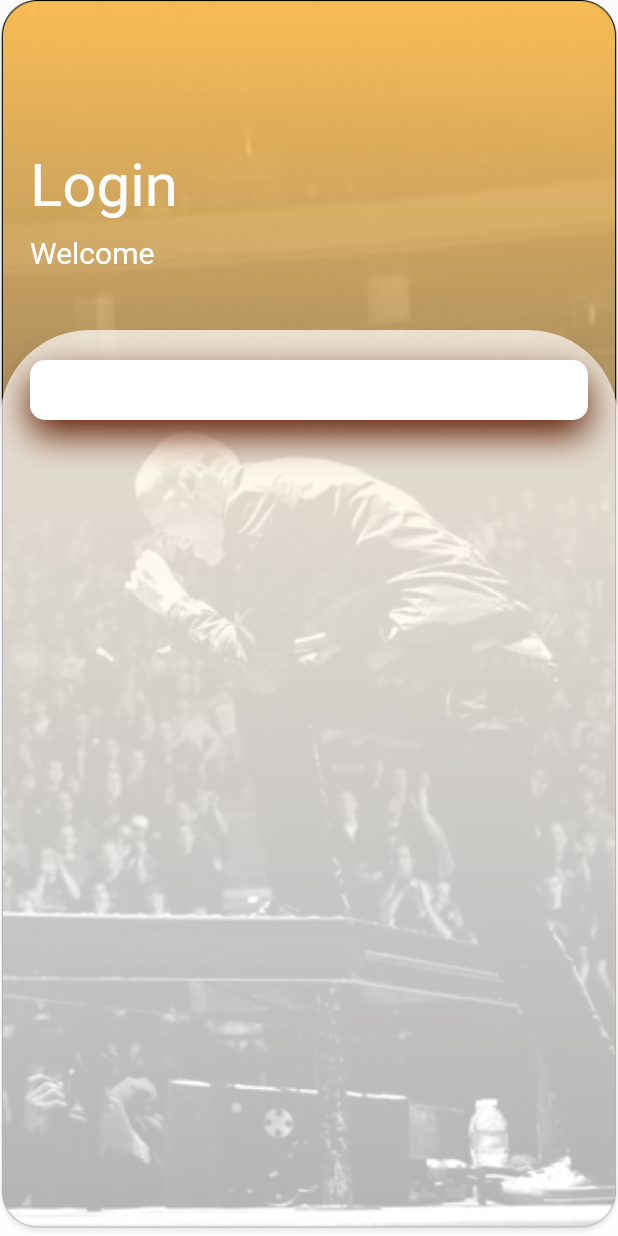
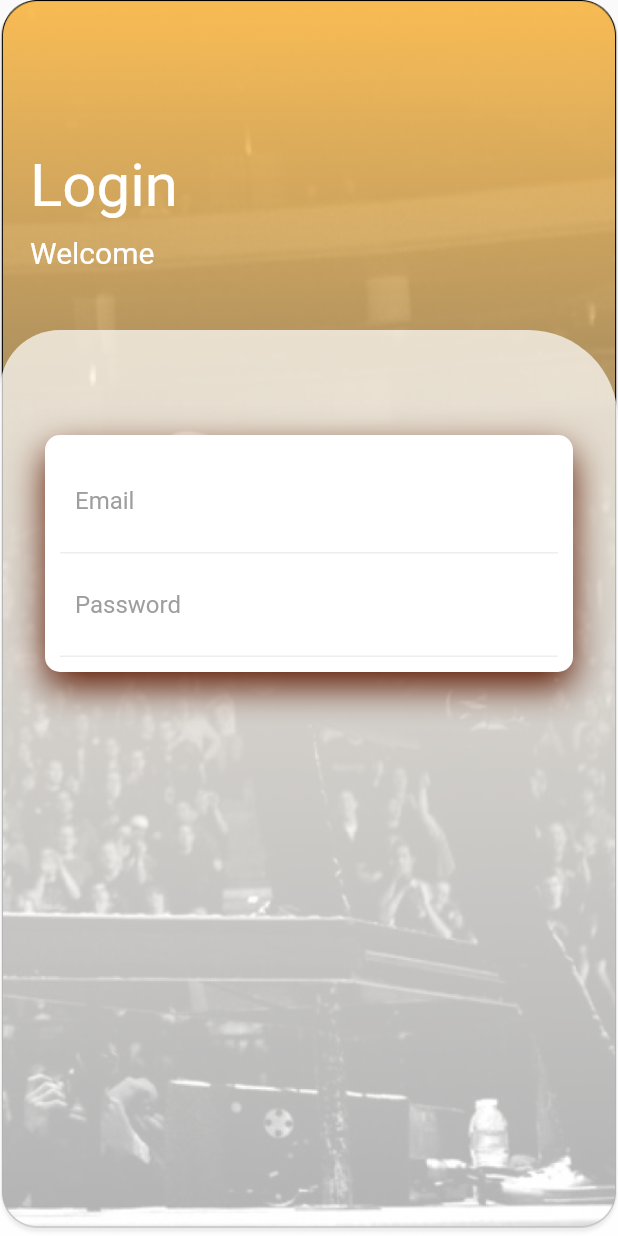
Before and after one commit to ErickJBS/setlist-hero-fl, a Flutter app: the screen it shows after launch, after a tap on "Ir a Login screen", on a phone screen of 412 x 824 dp. Run offline on Flutter 3.47's test engine with Material 2 defaults, Android fonts, the phone set to English and light mode, and no system bars.

Commit message:
Campos de texto Email & Password
Se añadieron los respectivos campos de texto para el email y la contraseña, y ligeras modificaciones a las separaciones delos contenedores

```diff
--- a/lib/screens/login/index.dart
+++ b/lib/screens/login/index.dart
@@ -41,14 +41,15 @@ class _LoginScreenState extends State<LoginScreen> {
               child: Container(
                 decoration: BoxDecoration(
                   color: Colors.white70,
-                  borderRadius: BorderRadius.only(topLeft: Radius.circular(60), topRight: Radius.circular(60))
+                  borderRadius: BorderRadius.only(topLeft: Radius.circular(40), topRight: Radius.circular(60))
                 ),
                 child: Padding(
-                  padding: EdgeInsets.all(20),
+                  padding: EdgeInsets.all(30),
                   child: Column(
                     children: <Widget>[
+                      SizedBox(height: 40,),
                       Container(
-                        padding: EdgeInsets.all(20),
+                        padding: EdgeInsets.all(10),
                         decoration: BoxDecoration(
                             color: Colors.white,
                             borderRadius: BorderRadius.circular(10),
@@ -57,6 +58,38 @@ class _LoginScreenState extends State<LoginScreen> {
                               blurRadius: 20,
                               offset: Offset(0, 10)
                             )]
+                        ),
+                        child: Column(
+                          children: <Widget>[
+                            Container(
+                              padding: EdgeInsets.all(10),
+                              decoration: BoxDecoration(
+                                border: Border(bottom: BorderSide(
+                                  color: Colors.grey[200]))
+                              ),
+                              child: TextField(
+                                decoration: InputDecoration(
+                                  hintText: 'Email',
+                                  hintStyle: TextStyle(color: Colors.grey),
+                                  border: InputBorder.none
+                                ),
+                              ),
+                            ),
+                            Container(
+                              padding: EdgeInsets.all(10),
+                              decoration: BoxDecoration(
+                                  border: Border(bottom: BorderSide(
+                                      color: Colors.grey[200]))
+                              ),
+                              child: TextField(
+                                decoration: InputDecoration(
+                                    hintText: 'Password',
+                                    hintStyle: TextStyle(color: Colors.grey),
+                                    border: InputBorder.none
+                                ),
+                              ),
+                            ),
+                          ],
                         ),
                       )
                     ],
```
